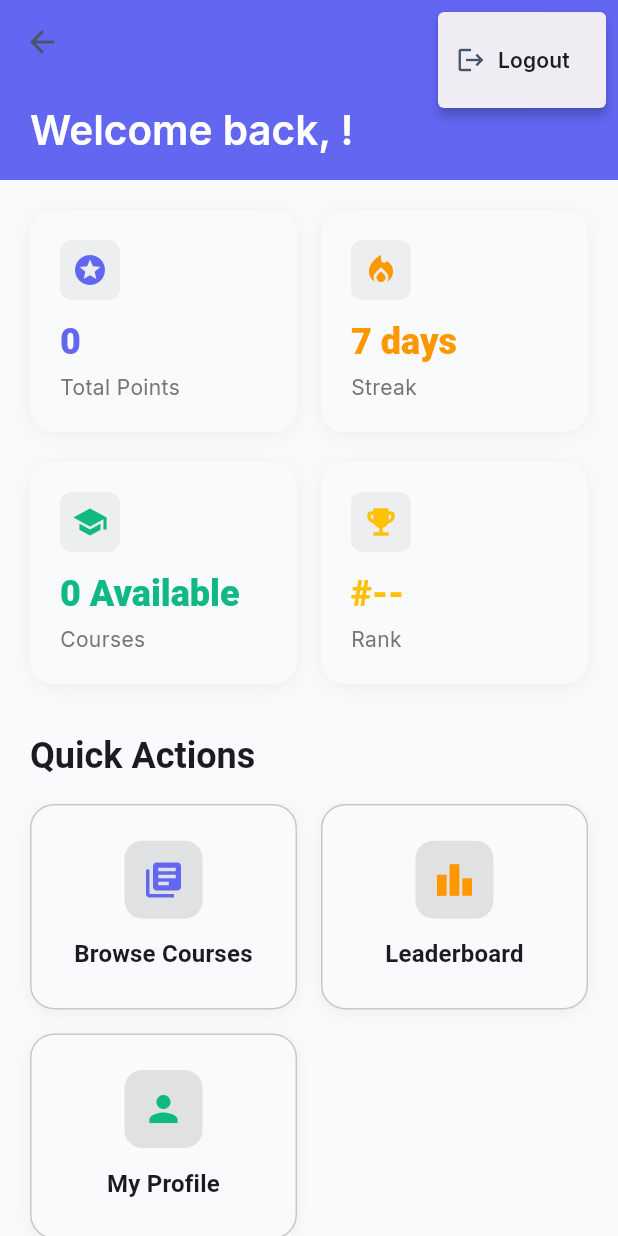
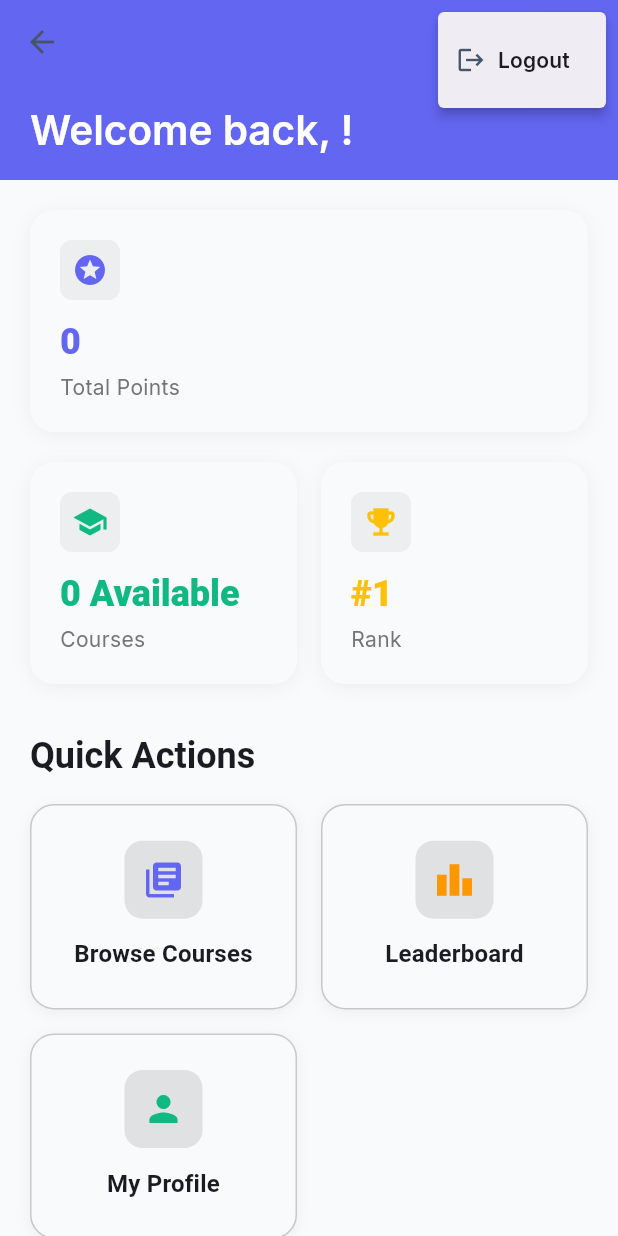
Before and after one commit to Hetti219/fulminant, a Flutter app: the HomeScreen screen opened by its route, after a tap on the "more vert" icon, on a phone screen of 412 x 824 dp. Run offline on Flutter 3.47's test engine with Material 3 defaults, Android fonts, the light colour scheme and no system bars; our stand-ins replace bloc, cloud_firestore, equatable, firebase_auth, firebase_core, flutter_bloc and 1 more; missing offline and left inert: firebase_app_check; accounts and stored records are empty; generated files the repository leaves out were written again.

Commit message:
Update home_screen.dart

```diff
--- a/lib/features/home/home_screen.dart
+++ b/lib/features/home/home_screen.dart
@@ -36,13 +36,6 @@ class HomeScreen extends StatelessWidget {
                 titlePadding: const EdgeInsets.only(left: 20, bottom: 16),
               ),
               actions: [
-                IconButton(
-                  icon: const Icon(Icons.notifications_outlined,
-                      color: Colors.white),
-                  onPressed: () {
-                    // TODO: Implement notifications
-                  },
-                ),
                 PopupMenuButton<String>(
                   icon: const Icon(Icons.more_vert, color: Colors.white),
                   onSelected: (value) {
@@ -160,9 +153,6 @@ class HomeScreen extends StatelessWidget {
     final userPoints = userData?['points'] ?? 0;
     final totalCourses = coursesSnapshot.data?.docs.length ?? 0;
 
-    // Calculate streak (you'll need to implement streak logic based on your needs)
-    final streak = _calculateStreak(userData);
-
     return Column(
       children: [
         Row(
@@ -174,16 +164,6 @@ class HomeScreen extends StatelessWidget {
                 userPoints.toString(),
                 Icons.stars,
                 Theme.of(context).colorScheme.primary,
-              ),
-            ),
-            const SizedBox(width: 16),
-            Expanded(
-              child: _buildStatCard(
-                context,
-                'Streak',
-                '$streak days',
-                Icons.local_fire_department,
-                Colors.orange,
               ),
             ),
           ],
@@ -202,12 +182,22 @@ class HomeScreen extends StatelessWidget {
             ),
             const SizedBox(width: 16),
             Expanded(
-              child: _buildStatCard(
-                context,
-                'Rank',
-                '#--', // You'll need to implement ranking logic
-                Icons.emoji_events,
-                Colors.amber,
+              child: FutureBuilder<int>(
+                future: _getCurrentUserRank(),
+                builder: (context, snapshot) {
+                  String rankText = '#--';
+                  if (snapshot.hasData && snapshot.data! > 0) {
+                    rankText = '#${snapshot.data}';
+                  }
+
+                  return _buildStatCard(
+                    context,
+                    'Rank',
+                    rankText,
+                    Icons.emoji_events,
+                    Colors.amber,
+                  );
+                },
               ),
             ),
           ],
@@ -262,12 +252,6 @@ class HomeScreen extends StatelessWidget {
   Color _getCourseColor(int index) {
     final colors = [Colors.blue, Colors.green, Colors.purple, Colors.orange];
     return colors[index % colors.length];
-  }
-
-  int _calculateStreak(Map<String, dynamic>? userData) {
-    // Implement your streak calculation logic here
-    // This could be based on daily login, completed lessons, etc.
-    return 7; // Placeholder
   }
 
   void _navigateToCourse(BuildContext context, String courseId) {
@@ -550,4 +534,32 @@ class HomeScreen extends StatelessWidget {
       ),
     );
   }
+
+  Future<int> _getCurrentUserRank() async {
+    final currentUser = FirebaseAuth.instance.currentUser;
+    if (currentUser == null) return 0;
+
+    try {
+      // Get current user's points first
+      final userDoc = await FirebaseFirestore.instance
+          .collection('users')
+          .doc(currentUser.uid)
+          .get();
+
+      if (!userDoc.exists) return 0;
+
+      final currentUserPoints = userDoc.data()?['points'] ?? 0;
+
+      // Count users with higher points
+      final higherPointsQuery = await FirebaseFirestore.instance
+          .collection('users')
+          .where('points', isGreaterThan: currentUserPoints)
+          .get();
+
+      return higherPointsQuery.docs.length + 1; // +1 because rank starts at 1
+    } catch (e) {
+      print('Error getting user rank: $e');
+      return 0;
+    }
+  }
 }
```
